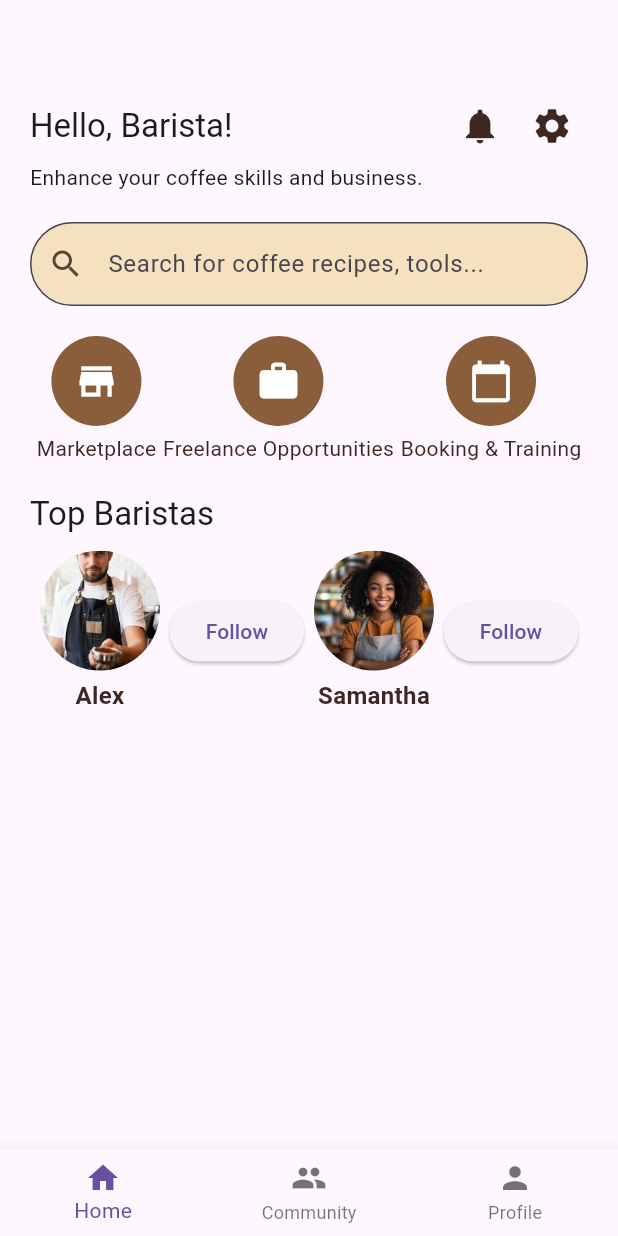
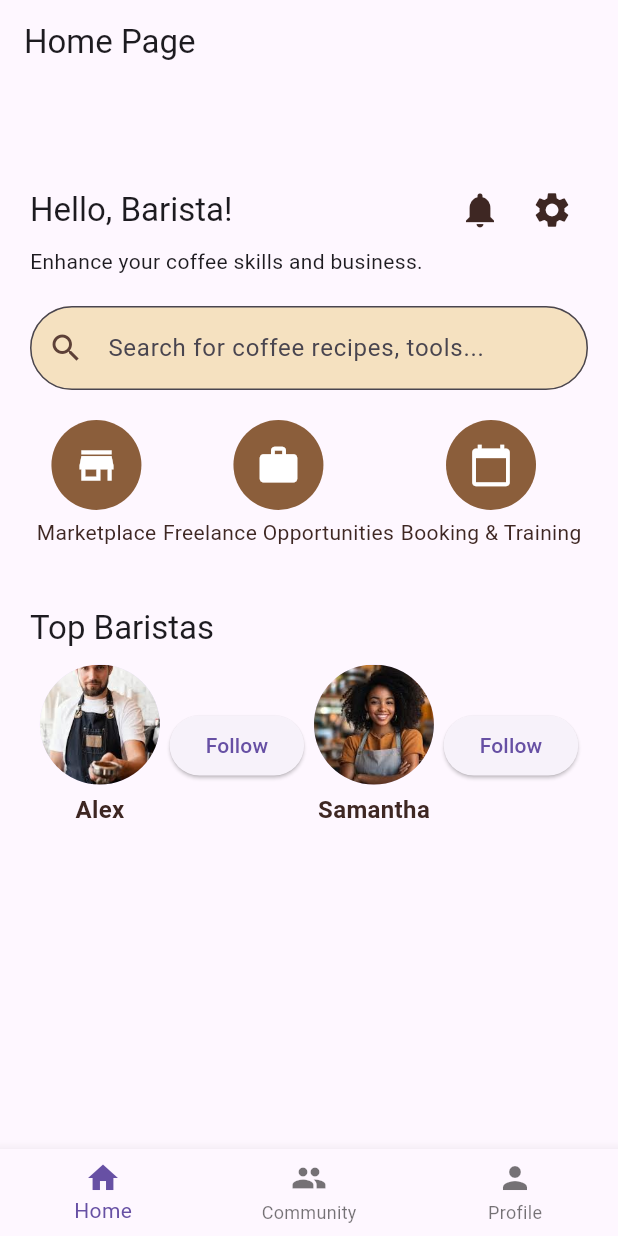
Before and after one commit to mazidahaiman/baristaPro, a Flutter app: the screen it shows once a user with an empty profile is signed in, on a phone screen of 412 x 824 dp. Run offline on Flutter 3.47's test engine with Material 3 defaults, Android fonts, the phone set to English and light mode, and no system bars; our stand-ins replace cloud_firestore, firebase_auth, firebase_core, firebase_storage, flutter_dotenv, image_picker; missing offline and left inert: flutter_stripe; accounts and stored records are empty.

Commit message:
Updated feature

```diff
--- /dev/null
+++ b/lib/NavBar.dart
@@ -0,0 +1,65 @@
+import 'package:flutter/material.dart';
+import 'homepage.dart';
+import 'community.dart';
+import 'profile.dart';
+
+class MyHomePage extends StatefulWidget {
+  @override
+  _MyHomePageState createState() => _MyHomePageState();
+}
+
+class _MyHomePageState extends State<MyHomePage> {
+  int _selectedIndex = 0;
+
+  static List<Widget> pages = <Widget>[
+    HomePage(),
+    CommunityForumPage(),
+    ProfilePage(),
+  ];
+
+  void onTapItem(int index) {
+    setState(() {
+      _selectedIndex = index;
+    });
+  }
+
+  @override
+  Widget build(BuildContext context) {
+    return Scaffold(
+      appBar: AppBar(
+        title: _selectedIndex == 0
+            ? const Text('Home Page')
+            : _selectedIndex == 1
+                ? const Text('Community Page')
+                : const Text('Profile Page'),
+      ),
+      body: Center(
+        child: pages.elementAt(_selectedIndex),
+      ),
+      bottomNavigationBar: CustomBottomNavBar(
+        selectedIndex: _selectedIndex,
+        onTapItem: onTapItem,
+      ),
+    );
+  }
+}
+
+class CustomBottomNavBar extends StatelessWidget {
+  final int selectedIndex;
+  final Function(int) onTapItem;
+
+  CustomBottomNavBar({required this.selectedIndex, required this.onTapItem});
+
+  @override
+  Widget build(BuildContext context) {
+    return BottomNavigationBar(
+      items: [
+        BottomNavigationBarItem(icon: Icon(Icons.home), label: "Home"),
+        BottomNavigationBarItem(icon: Icon(Icons.people), label: "Community"),
+        BottomNavigationBarItem(icon: Icon(Icons.person), label: "Profile"),
+      ],
+      currentIndex: selectedIndex,
+      onTap: onTapItem,
+    );
+  }
+}
--- a/lib/homepage.dart
+++ b/lib/homepage.dart
@@ -6,8 +6,6 @@ import 'package:trytest/views/BookingPage.dart';
 import 'package:trytest/views/MainPage.dart';
 
 class HomePage extends StatelessWidget {
-  HomePage({Key? key}) : super(key: key);
-  final TextEditingController _searchController = TextEditingController();
 
   @override
   Widget build(BuildContext context) {
@@ -41,6 +39,7 @@ class HomePage extends StatelessWidget {
                           Navigator.of(context).pushReplacementNamed('/');
                         }
                       },
+
                       itemBuilder: (BuildContext context) => <PopupMenuEntry<String>>[
                         PopupMenuItem<String>(
                           value: 'terms',
@@ -59,7 +58,7 @@ class HomePage extends StatelessWidget {
             Text("Enhance your coffee skills and business."),
             SizedBox(height: 20),
             TextField(
-              controller: _searchController,
+              //controller: _searchController,
               decoration: InputDecoration(
                 hintText: "Search for coffee recipes, tools...",
                 prefixIcon: IconButton(
@@ -81,10 +80,11 @@ class HomePage extends StatelessWidget {
                 mainAxisAlignment: MainAxisAlignment.spaceEvenly,
                 children: [
                   _featureButtonWithNavigation(context, Icons.store, "Marketplace", MainPage()),
-                  _featureButtonWithNavigation(context, Icons.work, "Freelance Opportunities", MainPage()), // Update this with the correct page if needed
+                  _featureButtonWithNavigation(context, Icons.work, "Freelance Opportunities", MainPage()), //updated
                   _featureButtonWithNavigation(context, Icons.calendar_today, "Booking & Training", BookingPage()),
                 ],
               ),
+            SizedBox(height: 20),
 
             SizedBox(height: 20),
             Text("Top Baristas", style: Theme.of(context).textTheme.titleLarge),
@@ -107,46 +107,9 @@ class HomePage extends StatelessWidget {
           ],
         ),
         ),
-
-      bottomNavigationBar: BottomNavigationBar(
-        items: [
-          BottomNavigationBarItem(icon: Icon(Icons.home), label: "Home"),
-          BottomNavigationBarItem(icon: Icon(Icons.people), label: "Community"),
-          BottomNavigationBarItem(icon: Icon(Icons.person), label: "Profile"),
-        ],
-        onTap: (index) => _onItemTapped(context, index),
-      ),
     );
   }
 
-  void _onItemTapped(BuildContext context, int index) {
-    switch (index) {
-      case 0:
-        Navigator.push(context, MaterialPageRoute(builder: (context) => HomePage()));
-        break;
-      case 1:
-        Navigator.push(context, MaterialPageRoute(builder: (context) => CommunityForumPage()));
-        break;
-      case 2:
-        Navigator.push(context, MaterialPageRoute(builder: (context) => ProfilePage()));
-        break;
-    }
-  }
-
-
-  Widget _featureButton(IconData icon, String label) {
-    return Column(
-      children: [
-        CircleAvatar(
-          backgroundColor: Color(0xFF8B5E3B),
-          radius: 30,
-          child: Icon(icon, color: Colors.white, size: 30),
-        ),
-        SizedBox(height: 5),
-        Text(label, textAlign: TextAlign.center, style: TextStyle(color: Color(0xFF3E2723))),
-      ],
-    );
-  }
 
 
   Widget _featureButtonWithNavigation(BuildContext context, IconData icon, String label, Widget page) {
@@ -168,6 +131,7 @@ class HomePage extends StatelessWidget {
     );
   }
 
+
   Widget _baristaProfile(String imagePath, String name) {
     return Column(
       children: [
--- a/lib/main.dart
+++ b/lib/main.dart
@@ -2,7 +2,7 @@ import 'package:flutter/material.dart';
 import 'package:firebase_core/firebase_core.dart';
 import 'package:firebase_auth/firebase_auth.dart';
 import 'firebase_options.dart';
-import 'homepage.dart';
+import 'NavBar.dart';
 
 void main() async {
   WidgetsFlutterBinding.ensureInitialized();
@@ -32,7 +32,7 @@ class AuthWrapper extends StatelessWidget {
           return Center(child: CircularProgressIndicator());
         }
         if (snapshot.hasData) {
-          return HomePage();
+          return MyHomePage();
         }
         return LandingPage();
       },
@@ -145,7 +145,7 @@ class LoginPage extends StatelessWidget {
                       email: emailController.text.trim(),
                       password: passwordController.text.trim(),
                     );
-                    Navigator.pushReplacement(context, MaterialPageRoute(builder: (context) => HomePage()));
+                    Navigator.pushReplacement(context, MaterialPageRoute(builder: (context) => MyHomePage()));
                   } catch (e) {
                     print("Error: $e");
                   }
@@ -187,7 +187,7 @@ class SignUpPage extends StatelessWidget {
                       email: emailController.text.trim(),
                       password: passwordController.text.trim(),
                     );
-                    Navigator.pushReplacement(context, MaterialPageRoute(builder: (context) => HomePage()));
+                    Navigator.pushReplacement(context, MaterialPageRoute(builder: (context) => LandingPage()));
                   } catch (e) {
                     print("Error: $e");
                   }
```
Also changed, not shown: lib/community.dart (+0 -25 lines).
